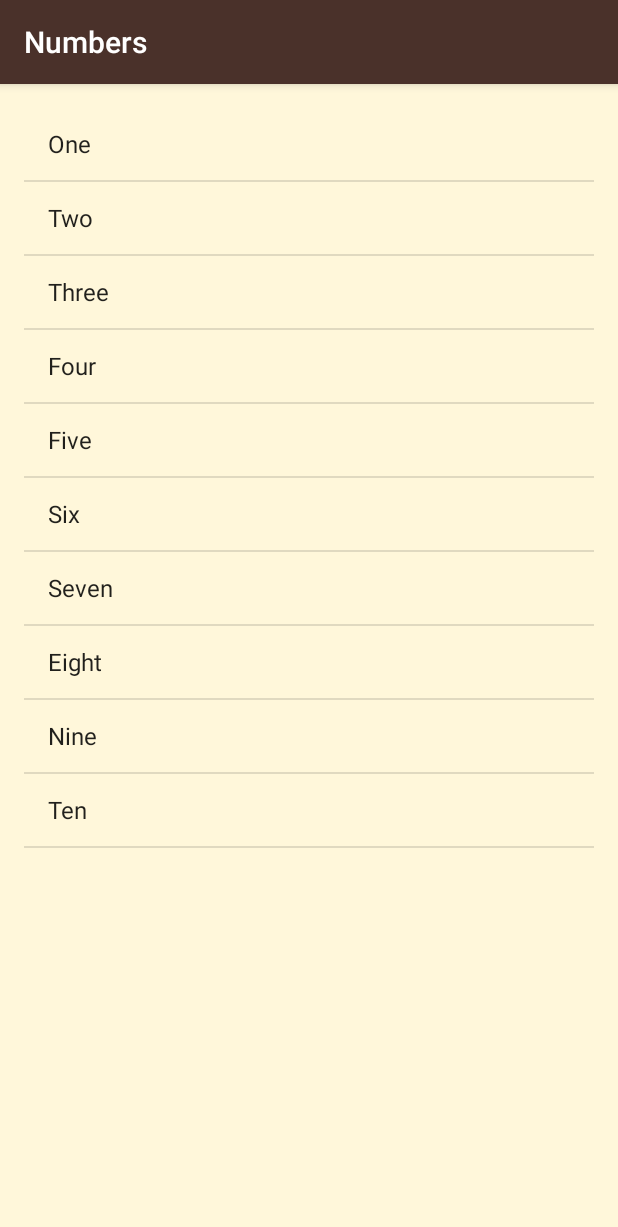
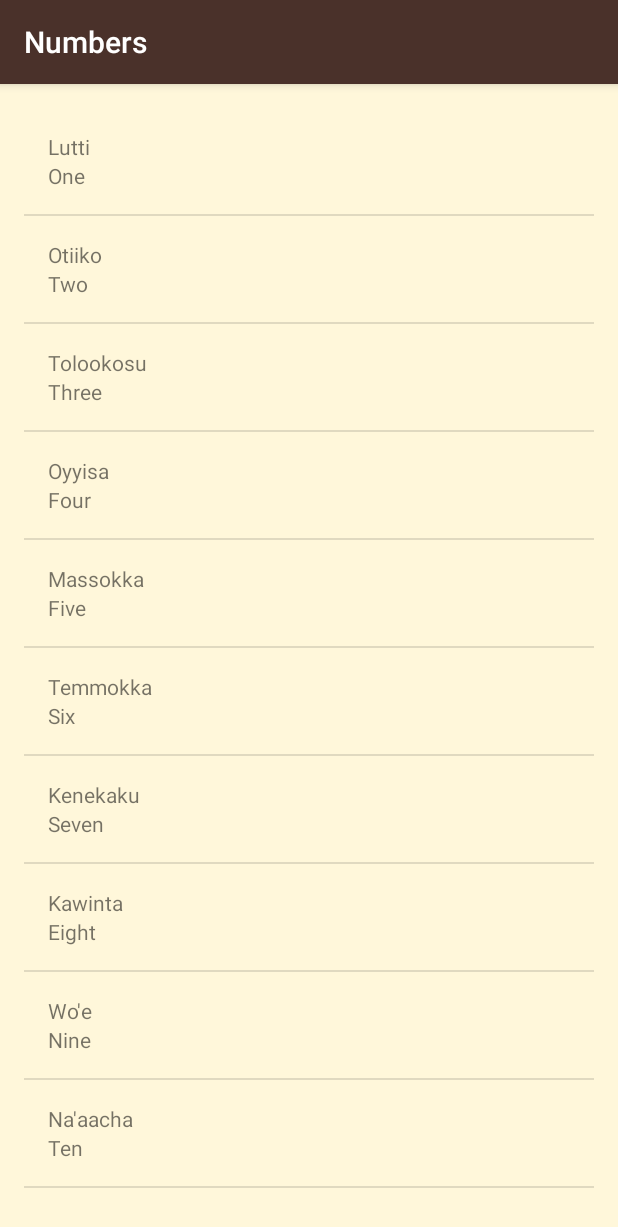
Before and after one commit to glnosg/Miwok, an Android app: the NumbersActivity screen opened directly, with no data from a screen before it, on a phone screen of 412 x 824 dp. Shown: the top 1227 px of the screen. Run offline under Robolectric (Android 15) with nearby library versions, the phone set to English and light mode, and no system bars.

Commit message:
Create Word object, and custom adapter for it

```diff
--- a/app/src/main/java/com/example/android/miwok/NumbersActivity.java
+++ b/app/src/main/java/com/example/android/miwok/NumbersActivity.java
@@ -3,7 +3,9 @@ package com.example.android.miwok;
 import android.support.v7.app.AppCompatActivity;
 import android.os.Bundle;
 import android.util.Log;
+import android.view.View;
 import android.widget.ArrayAdapter;
+import android.widget.GridView;
 import android.widget.LinearLayout;
 import android.widget.ListView;
 import android.widget.TextView;
@@ -17,25 +19,26 @@ public class NumbersActivity extends AppCompatActivity {
         super.onCreate(savedInstanceState);
         setContentView(R.layout.activity_numbers);
 
-        ArrayList<String> numbersInEnglish = new ArrayList<>();
+        //Create a list of Word class objects
+        ArrayList<Word> words = new ArrayList<>();
 
-        numbersInEnglish.add("One");
-        numbersInEnglish.add("Two");
-        numbersInEnglish.add("Three");
-        numbersInEnglish.add("Four");
-        numbersInEnglish.add("Five");
-        numbersInEnglish.add("Six");
-        numbersInEnglish.add("Seven");
-        numbersInEnglish.add("Eight");
-        numbersInEnglish.add("Nine");
-        numbersInEnglish.add("Ten");
+        words.add(new Word("One", "Lutti"));
+        words.add(new Word("Two", "Otiiko"));
+        words.add(new Word("Three", "Tolookosu"));
+        words.add(new Word("Four", "Oyyisa"));
+        words.add(new Word("Five", "Massokka"));
+        words.add(new Word("Six", "Temmokka"));
+        words.add(new Word("Seven", "Kenekaku"));
+        words.add(new Word("Eight", "Kawinta"));
+        words.add(new Word("Nine", "Wo'e"));
+        words.add(new Word("Ten", "Na'aacha"));
 
-        ArrayAdapter<String> itemsAdapter = new ArrayAdapter<>(NumbersActivity.this,
-                android.R.layout.simple_list_item_1, numbersInEnglish);
+
+        WordAdapter adapter = new WordAdapter(NumbersActivity.this, words);
 
         ListView listView = (ListView) findViewById(R.id.list);
 
-        listView.setAdapter(itemsAdapter);
+        listView.setAdapter(adapter);
 
     }
 }
--- /dev/null
+++ b/app/src/main/java/com/example/android/miwok/Word.java
@@ -0,0 +1,25 @@
+package com.example.android.miwok;
+
+/**
+ *  {@link Word} represents a vocabulary word that the user wants to learn.
+ *  It contains a default translation and a Miwok translation for that word.
+ */
+
+public class Word {
+
+    private String mDefaultTranslation;
+    private String mMiwokTranslation;
+
+    public Word(String defaultTranslation, String miwokTranslation) {
+        mDefaultTranslation = defaultTranslation;
+        mMiwokTranslation = miwokTranslation;
+    }
+
+    public String getDefaultTranslation() {
+        return mDefaultTranslation;
+    }
+
+    public String getMiwokTranslation() {
+        return mMiwokTranslation;
+    }
+}
--- /dev/null
+++ b/app/src/main/java/com/example/android/miwok/WordAdapter.java
@@ -0,0 +1,50 @@
+package com.example.android.miwok;
+
+import android.content.Context;
+import android.support.annotation.NonNull;
+import android.support.annotation.Nullable;
+import android.view.LayoutInflater;
+import android.view.View;
+import android.view.ViewGroup;
+import android.widget.ArrayAdapter;
+import android.widget.TextView;
+
+import java.util.ArrayList;
+
+
+/**
+ * Created by pawel on 08.09.17.
+ */
+
+public class WordAdapter extends ArrayAdapter {
+
+    private final Context context;
+    private final ArrayList<Word> words;
+
+    public WordAdapter(Context context, ArrayList objects) {
+        super(context, -1, objects);
+        this.context = context;
+        this.words = objects;
+    }
+
+    @NonNull
+    @Override
+    public View getView(int position, @Nullable View convertView, @NonNull ViewGroup parent) {
+
+        View myView = convertView;
+
+        if (myView == null) {
+            myView = LayoutInflater.from(getContext()).inflate(R.layout.list_item, parent, false);
+        }
+
+        Word currentWord = (Word) getItem(position);
+
+        TextView defaultTranslation = (TextView) myView.findViewById(R.id.list_item_text_bottom);
+        defaultTranslation.setText(currentWord.getDefaultTranslation());
+
+        TextView miwokTranslation = (TextView) myView.findViewById(R.id.list_item_text_top);
+        miwokTranslation.setText(currentWord.getMiwokTranslation());
+
+        return myView;
+    }
+}
--- a/app/src/main/res/layout/activity_numbers.xml
+++ b/app/src/main/res/layout/activity_numbers.xml
@@ -11,6 +11,4 @@
     android:paddingTop="@dimen/activity_vertical_margin"
     tools:context="com.example.android.miwok.NumbersActivity">
 
-
-
 </ListView>
--- /dev/null
+++ b/app/src/main/res/layout/list_item.xml
@@ -0,0 +1,22 @@
+<?xml version="1.0" encoding="utf-8"?>
+<LinearLayout
+    xmlns:android="http://schemas.android.com/apk/res/android"
+    xmlns:tools="http://schemas.android.com/tools"
+    android:orientation="vertical"
+    android:layout_width="match_parent"
+    android:layout_height="wrap_content"
+    android:padding="16dp">
+
+    <TextView
+        tools:text="Miwok"
+        android:id="@+id/list_item_text_top"
+        android:layout_width="match_parent"
+        android:layout_height="wrap_content" />
+
+    <TextView
+        tools:text="English"
+        android:id="@+id/list_item_text_bottom"
+        android:layout_width="match_parent"
+        android:layout_height="wrap_content" />
+
+</LinearLayout>
```
